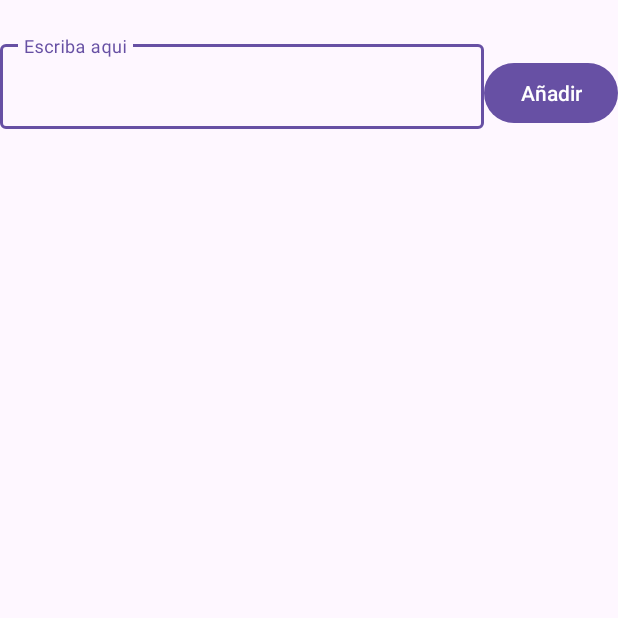
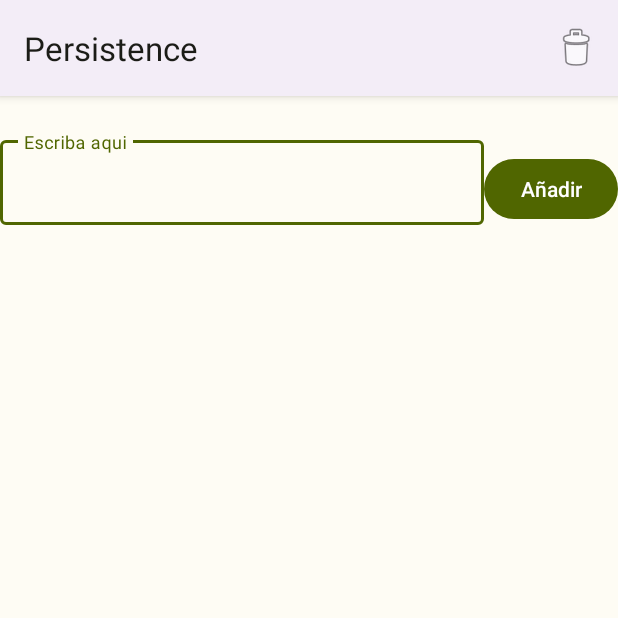
Before and after one commit to bdmariobd/Persistence-Android, an Android app: the screen it shows after launch (MainActivity), on a phone screen of 412 x 824 dp, the top half of it. Run offline under Robolectric (Android 15) with nearby library versions, the phone set to English and light mode, and no system bars.

Commit message:
Material 3 color theme

```diff
--- a/app/src/main/res/values-night/themes.xml
+++ b/app/src/main/res/values-night/themes.xml
@@ -1,7 +1,32 @@
 <resources xmlns:tools="http://schemas.android.com/tools">
     <!-- Base application theme. -->
-    <style name="Base.Theme.Persistence" parent="Theme.Material3.DayNight.NoActionBar">
+    <style name="Base.Theme.Persistence" parent="Theme.Material3.DayNight">
         <!-- Customize your dark theme here. -->
-        <!-- <item name="colorPrimary">@color/my_dark_primary</item> -->
+        <item name="colorPrimary">@color/md_theme_dark_primary</item>
+        <item name="colorOnPrimary">@color/md_theme_dark_onPrimary</item>
+        <item name="colorPrimaryContainer">@color/md_theme_dark_primaryContainer</item>
+        <item name="colorOnPrimaryContainer">@color/md_theme_dark_onPrimaryContainer</item>
+        <item name="colorSecondary">@color/md_theme_dark_secondary</item>
+        <item name="colorOnSecondary">@color/md_theme_dark_onSecondary</item>
+        <item name="colorSecondaryContainer">@color/md_theme_dark_secondaryContainer</item>
+        <item name="colorOnSecondaryContainer">@color/md_theme_dark_onSecondaryContainer</item>
+        <item name="colorTertiary">@color/md_theme_dark_tertiary</item>
+        <item name="colorOnTertiary">@color/md_theme_dark_onTertiary</item>
+        <item name="colorTertiaryContainer">@color/md_theme_dark_tertiaryContainer</item>
+        <item name="colorOnTertiaryContainer">@color/md_theme_dark_onTertiaryContainer</item>
+        <item name="colorError">@color/md_theme_dark_error</item>
+        <item name="colorErrorContainer">@color/md_theme_dark_errorContainer</item>
+        <item name="colorOnError">@color/md_theme_dark_onError</item>
+        <item name="colorOnErrorContainer">@color/md_theme_dark_onErrorContainer</item>
+        <item name="android:colorBackground">@color/md_theme_dark_background</item>
+        <item name="colorOnBackground">@color/md_theme_dark_onBackground</item>
+        <item name="colorSurface">@color/md_theme_dark_surface</item>
+        <item name="colorOnSurface">@color/md_theme_dark_onSurface</item>
+        <item name="colorSurfaceVariant">@color/md_theme_dark_surfaceVariant</item>
+        <item name="colorOnSurfaceVariant">@color/md_theme_dark_onSurfaceVariant</item>
+        <item name="colorOutline">@color/md_theme_dark_outline</item>
+        <item name="colorOnSurfaceInverse">@color/md_theme_dark_inverseOnSurface</item>
+        <item name="colorSurfaceInverse">@color/md_theme_dark_inverseSurface</item>
+        <item name="colorPrimaryInverse">@color/md_theme_dark_inversePrimary</item>
     </style>
 </resources>
--- a/app/src/main/res/values/colors.xml
+++ b/app/src/main/res/values/colors.xml
@@ -2,4 +2,65 @@
 <resources>
     <color name="black">#FF000000</color>
     <color name="white">#FFFFFFFF</color>
+    <color name="seed">#2a3700</color>
+    <color name="md_theme_light_primary">#506600</color>
+    <color name="md_theme_light_onPrimary">#FFFFFF</color>
+    <color name="md_theme_light_primaryContainer">#D2EE80</color>
+    <color name="md_theme_light_onPrimaryContainer">#161E00</color>
+    <color name="md_theme_light_secondary">#5B6146</color>
+    <color name="md_theme_light_onSecondary">#FFFFFF</color>
+    <color name="md_theme_light_secondaryContainer">#E0E6C4</color>
+    <color name="md_theme_light_onSecondaryContainer">#181E09</color>
+    <color name="md_theme_light_tertiary">#3A665E</color>
+    <color name="md_theme_light_onTertiary">#FFFFFF</color>
+    <color name="md_theme_light_tertiaryContainer">#BCECE2</color>
+    <color name="md_theme_light_onTertiaryContainer">#00201C</color>
+    <color name="md_theme_light_error">#BA1A1A</color>
+    <color name="md_theme_light_errorContainer">#FFDAD6</color>
+    <color name="md_theme_light_onError">#FFFFFF</color>
+    <color name="md_theme_light_onErrorContainer">#410002</color>
+    <color name="md_theme_light_background">#FEFCF4</color>
+    <color name="md_theme_light_onBackground">#1B1C17</color>
+    <color name="md_theme_light_surface">#FEFCF4</color>
+    <color name="md_theme_light_onSurface">#1B1C17</color>
+    <color name="md_theme_light_surfaceVariant">#E3E4D3</color>
+    <color name="md_theme_light_onSurfaceVariant">#46483C</color>
+    <color name="md_theme_light_outline">#76786B</color>
+    <color name="md_theme_light_inverseOnSurface">#F3F1E9</color>
+    <color name="md_theme_light_inverseSurface">#30312C</color>
+    <color name="md_theme_light_inversePrimary">#B6D167</color>
+    <color name="md_theme_light_shadow">#000000</color>
+    <color name="md_theme_light_surfaceTint">#506600</color>
+    <color name="md_theme_light_outlineVariant">#C6C8B8</color>
+    <color name="md_theme_light_scrim">#000000</color>
+    <color name="md_theme_dark_primary">#B6D167</color>
+    <color name="md_theme_dark_onPrimary">#283500</color>
+    <color name="md_theme_dark_primaryContainer">#3C4D00</color>
+    <color name="md_theme_dark_onPrimaryContainer">#D2EE80</color>
+    <color name="md_theme_dark_secondary">#C3CAA9</color>
+    <color name="md_theme_dark_onSecondary">#2D331C</color>
+    <color name="md_theme_dark_secondaryContainer">#434930</color>
+    <color name="md_theme_dark_onSecondaryContainer">#E0E6C4</color>
+    <color name="md_theme_dark_tertiary">#A1D0C6</color>
+    <color name="md_theme_dark_onTertiary">#033731</color>
+    <color name="md_theme_dark_tertiaryContainer">#204E47</color>
+    <color name="md_theme_dark_onTertiaryContainer">#BCECE2</color>
+    <color name="md_theme_dark_error">#FFB4AB</color>
+    <color name="md_theme_dark_errorContainer">#93000A</color>
+    <color name="md_theme_dark_onError">#690005</color>
+    <color name="md_theme_dark_onErrorContainer">#FFDAD6</color>
+    <color name="md_theme_dark_background">#1B1C17</color>
+    <color name="md_theme_dark_onBackground">#E4E3DB</color>
+    <color name="md_theme_dark_surface">#1B1C17</color>
+    <color name="md_theme_dark_onSurface">#E4E3DB</color>
+    <color name="md_theme_dark_surfaceVariant">#46483C</color>
+    <color name="md_theme_dark_onSurfaceVariant">#C6C8B8</color>
+    <color name="md_theme_dark_outline">#909284</color>
+    <color name="md_theme_dark_inverseOnSurface">#1B1C17</color>
+    <color name="md_theme_dark_inverseSurface">#E4E3DB</color>
+    <color name="md_theme_dark_inversePrimary">#506600</color>
+    <color name="md_theme_dark_shadow">#000000</color>
+    <color name="md_theme_dark_surfaceTint">#B6D167</color>
+    <color name="md_theme_dark_outlineVariant">#46483C</color>
+    <color name="md_theme_dark_scrim">#000000</color>
 </resources>
--- a/app/src/main/res/values/themes.xml
+++ b/app/src/main/res/values/themes.xml
@@ -1,8 +1,33 @@
 <resources xmlns:tools="http://schemas.android.com/tools">
     <!-- Base application theme. -->
-    <style name="Base.Theme.Persistence" parent="Theme.Material3.DayNight.NoActionBar">
+    <style name="Base.Theme.Persistence" parent="Theme.Material3.DayNight">
         <!-- Customize your light theme here. -->
-        <!-- <item name="colorPrimary">@color/my_light_primary</item> -->
+        <item name="colorPrimary">@color/md_theme_light_primary</item>
+        <item name="colorOnPrimary">@color/md_theme_light_onPrimary</item>
+        <item name="colorPrimaryContainer">@color/md_theme_light_primaryContainer</item>
+        <item name="colorOnPrimaryContainer">@color/md_theme_light_onPrimaryContainer</item>
+        <item name="colorSecondary">@color/md_theme_light_secondary</item>
+        <item name="colorOnSecondary">@color/md_theme_light_onSecondary</item>
+        <item name="colorSecondaryContainer">@color/md_theme_light_secondaryContainer</item>
+        <item name="colorOnSecondaryContainer">@color/md_theme_light_onSecondaryContainer</item>
+        <item name="colorTertiary">@color/md_theme_light_tertiary</item>
+        <item name="colorOnTertiary">@color/md_theme_light_onTertiary</item>
+        <item name="colorTertiaryContainer">@color/md_theme_light_tertiaryContainer</item>
+        <item name="colorOnTertiaryContainer">@color/md_theme_light_onTertiaryContainer</item>
+        <item name="colorError">@color/md_theme_light_error</item>
+        <item name="colorErrorContainer">@color/md_theme_light_errorContainer</item>
+        <item name="colorOnError">@color/md_theme_light_onError</item>
+        <item name="colorOnErrorContainer">@color/md_theme_light_onErrorContainer</item>
+        <item name="android:colorBackground">@color/md_theme_light_background</item>
+        <item name="colorOnBackground">@color/md_theme_light_onBackground</item>
+        <item name="colorSurface">@color/md_theme_light_surface</item>
+        <item name="colorOnSurface">@color/md_theme_light_onSurface</item>
+        <item name="colorSurfaceVariant">@color/md_theme_light_surfaceVariant</item>
+        <item name="colorOnSurfaceVariant">@color/md_theme_light_onSurfaceVariant</item>
+        <item name="colorOutline">@color/md_theme_light_outline</item>
+        <item name="colorOnSurfaceInverse">@color/md_theme_light_inverseOnSurface</item>
+        <item name="colorSurfaceInverse">@color/md_theme_light_inverseSurface</item>
+        <item name="colorPrimaryInverse">@color/md_theme_light_inversePrimary</item>
     </style>
 
     <style name="Theme.Persistence" parent="Base.Theme.Persistence" />
```
